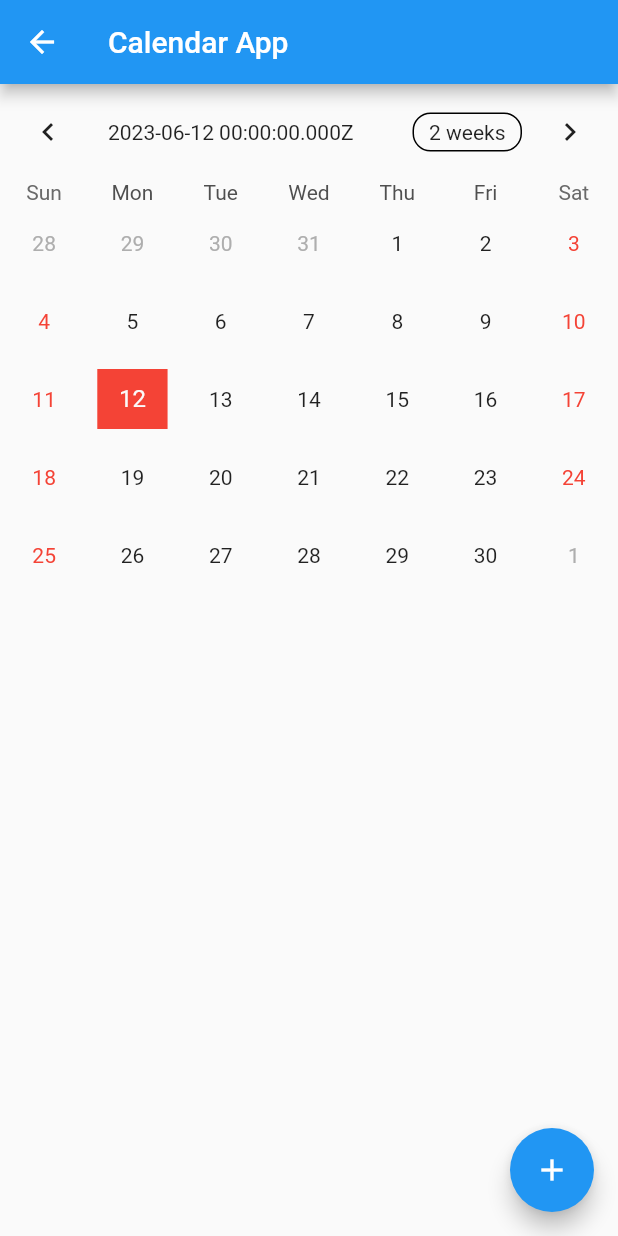
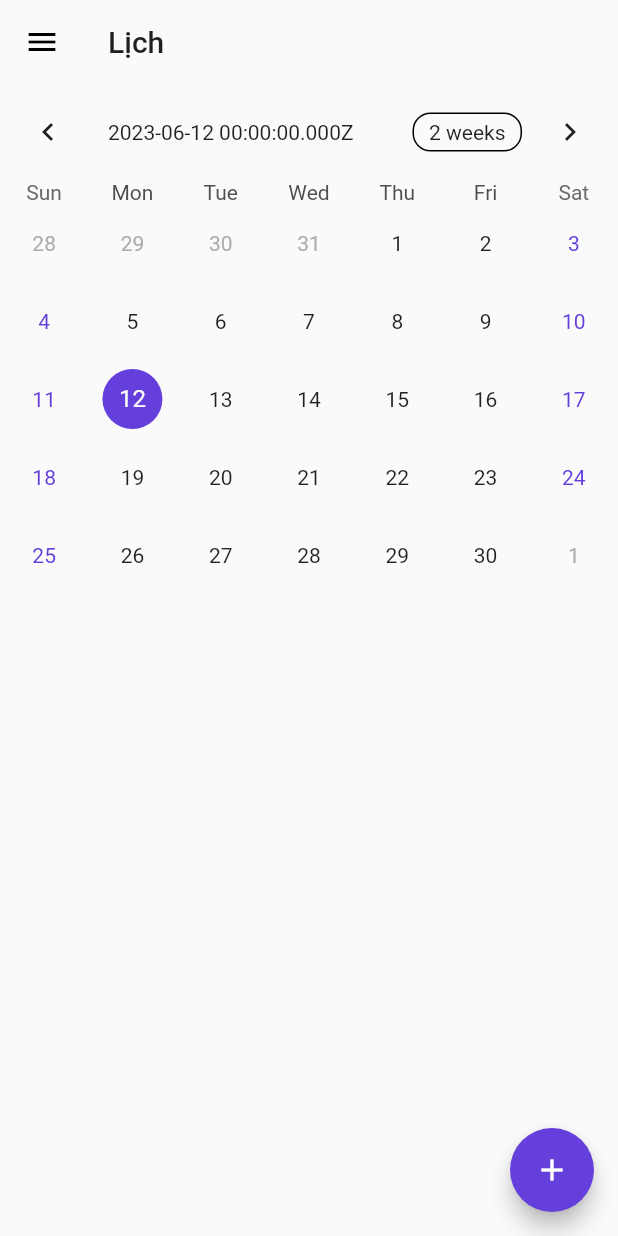
Before and after one commit to kat1002/YourBuddy, a Flutter app: the Calendar screen opened directly, on a phone screen of 412 x 824 dp. Run offline on Flutter 3.47's test engine with Material 2 defaults, Android fonts, the phone set to English and light mode, and no system bars; drawn by our look-alikes of table_calendar; our stand-ins replace hive, hive_flutter; accounts and stored records are empty; Roboto replaces fonts that are missing (SFPro).

Commit message:
calendar page done

```diff
--- a/lib/models/event.dart
+++ b/lib/models/event.dart
@@ -1,19 +1,31 @@
 import 'package:hive/hive.dart';
+import 'package:uuid/uuid.dart';
 
 part 'event.g.dart';
 
 @HiveType(typeId: 0)
 class Event extends HiveObject {
   @HiveField(0)
-  final String title;
+  final String id;
   @HiveField(1)
-  final String? description;
+  String title;
   @HiveField(2)
-  final DateTime date;
+  String? description;
+  @HiveField(3)
+  DateTime date;
 
   Event({
+    required this.id,
     required this.title,
     this.description,
     required this.date,
   });
+
+  factory Event.create(
+          {required String title, String? descp, DateTime? date}) =>
+      Event(
+          id: Uuid().v1(),
+          title: title,
+          description: descp,
+          date: date ?? DateTime.now());
 }
--- a/lib/pages/calendar.dart
+++ b/lib/pages/calendar.dart
@@ -1,9 +1,10 @@
 import 'dart:collection';
-import 'dart:convert';
 
 import 'package:flutter/material.dart';
 import 'package:table_calendar/table_calendar.dart';
+import 'package:yourbuddy/util/event_data_store.dart';
 
+import '../drawer.dart';
 import '../models/event.dart';
 import '../util/add_event.dart';
 import '../util/edit_event.dart';
@@ -17,6 +18,8 @@ class Calendar extends StatefulWidget {
 }
 
 class _CalendarState extends State<Calendar> {
+  EventDataStore db = EventDataStore();
+
   late DateTime _focusedDay;
   late DateTime _firstDay;
   late DateTime _lastDay;
@@ -40,31 +43,26 @@ class _CalendarState extends State<Calendar> {
     _lastDay = DateTime.now().add(const Duration(days: 1000));
     _selectedDay = DateTime.now();
     _calendarFormat = CalendarFormat.month;
-    _loadFirestoreEvents();
+    //_loadFirestoreEvents();
+    _loadEventsFromHive();
   }
 
-  _loadFirestoreEvents() async {
+  _loadEventsFromHive() async {
     final firstDay = DateTime(_focusedDay.year, _focusedDay.month, 1);
-    final lastDay = DateTime(_focusedDay.year, _focusedDay.month + 1, 0);
+    final lastDat = DateTime(_focusedDay.year, _focusedDay.month + 1, 0);
+
     _events = {};
 
-    final snap = await FirebaseFirestore.instance
-        .collection('events')
-        .where('date', isGreaterThanOrEqualTo: firstDay)
-        .where('date', isLessThanOrEqualTo: lastDay)
-        .withConverter(
-            fromFirestore: Event.fromFirestore,
-            toFirestore: (event, options) => event.toFirestore())
-        .get();
-    for (var doc in snap.docs) {
-      final event = doc.data();
-      final day =
-          DateTime.utc(event.date.year, event.date.month, event.date.day);
+    List events = db.box.values.toList();
+
+    for (var ev in events) {
+      final day = DateTime.utc(ev.date.year, ev.date.month, ev.date.day);
       if (_events[day] == null) {
         _events[day] = [];
       }
-      _events[day]!.add(event);
+      _events[day]!.add(ev);
     }
+
     setState(() {});
   }
 
@@ -74,8 +72,27 @@ class _CalendarState extends State<Calendar> {
 
   @override
   Widget build(BuildContext context) {
+    GlobalKey<ScaffoldState> _globalKey = GlobalKey<ScaffoldState>();
     return Scaffold(
-      appBar: AppBar(title: const Text('Calendar App')),
+      key: _globalKey,
+      drawer: MyDrawer(),
+      appBar: AppBar(
+        title: const Text(
+          'Lịch',
+          style: TextStyle(color: Color(0xff1f1f1f)),
+          textAlign: TextAlign.center,
+        ),
+        backgroundColor: Colors.transparent,
+        bottomOpacity: 0.0,
+        elevation: 0.0,
+        leading: IconButton(
+          onPressed: () {
+            _globalKey.currentState?.openDrawer();
+          },
+          icon: Icon(Icons.menu),
+          color: Colors.black,
+        ),
+      ),
       body: ListView(
         children: [
           TableCalendar(
@@ -93,7 +110,8 @@ class _CalendarState extends State<Calendar> {
               setState(() {
                 _focusedDay = focusedDay;
               });
-              _loadFirestoreEvents();
+              //_loadFirestoreEvents();
+              _loadEventsFromHive();
             },
             selectedDayPredicate: (day) => isSameDay(day, _selectedDay),
             onDaySelected: (selectedDay, focusedDay) {
@@ -105,11 +123,11 @@ class _CalendarState extends State<Calendar> {
             },
             calendarStyle: const CalendarStyle(
               weekendTextStyle: TextStyle(
-                color: Colors.red,
+                color: Color(0xff643FDB),
               ),
               selectedDecoration: BoxDecoration(
-                shape: BoxShape.rectangle,
-                color: Colors.red,
+                shape: BoxShape.circle,
+                color: Color(0xff643FDB),
               ),
             ),
             calendarBuilders: CalendarBuilders(
@@ -135,7 +153,8 @@ class _CalendarState extends State<Calendar> {
                     ),
                   );
                   if (res ?? false) {
-                    _loadFirestoreEvents();
+                    //_loadFirestoreEvents();
+                    _loadEventsFromHive();
                   }
                 },
                 onDelete: () async {
@@ -163,17 +182,15 @@ class _CalendarState extends State<Calendar> {
                     ),
                   );
                   if (delete ?? false) {
-                    await FirebaseFirestore.instance
-                        .collection('events')
-                        .doc(event.id)
-                        .delete();
-                    _loadFirestoreEvents();
+                    await db.deleteEvent(event);
+                    _loadEventsFromHive();
                   }
                 }),
           ),
         ],
       ),
       floatingActionButton: FloatingActionButton(
+        backgroundColor: Color(0xff643FDB),
         onPressed: () async {
           final result = await Navigator.push<bool>(
             context,
@@ -186,7 +203,8 @@ class _CalendarState extends State<Calendar> {
             ),
           );
           if (result ?? false) {
-            _loadFirestoreEvents();
+            //_loadFirestoreEvents();
+            await _loadEventsFromHive();
           }
         },
         child: const Icon(Icons.add),
--- a/pubspec.yaml
+++ b/pubspec.yaml
@@ -18,6 +18,7 @@ dependencies:
   hive_flutter: ^1.1.0
   build_runner: ^2.3.3
   hive_generator: ^2.0.0
+  uuid: ^3.0.6
 
 dev_dependencies:
   flutter_test:
```
Also changed, not shown: lib/main.dart (+9 -0 lines), lib/util/add_event.dart (+7 -5 lines), lib/util/edit_event.dart (+9 -8 lines), lib/util/event_data_store.dart (added, +28 -0 lines), lib/models/event.g.dart, pubspec.lock.
